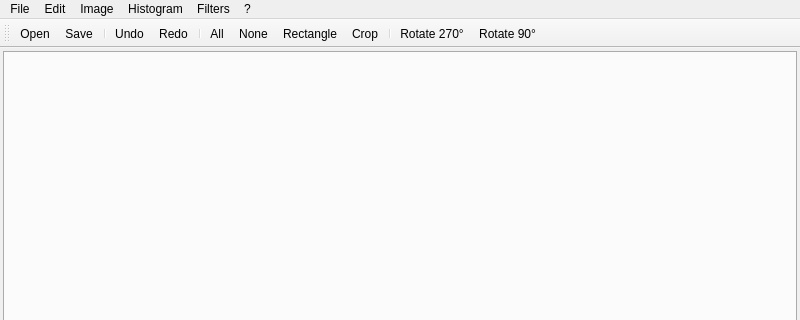
Above: mainwindow.ui from Viish/kfiltre before the change; both pictures show x 0 to 800 and y 0 to 320 of the 800 by 600 pixel window. Below: the same form after it.
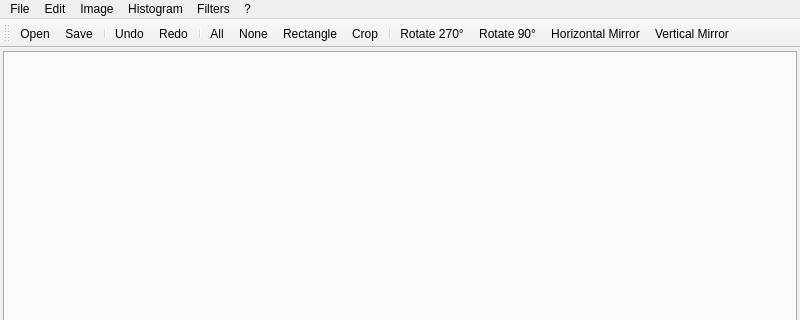
That is the form after the change. Icons and pictures are not drawn.

Commit message: Miroir vertical et horizontal de l'image. Optimisation des calculs pour les filtres.

What changed in the file:
```diff
--- a/mainwindow.ui
+++ b/mainwindow.ui
@@ -192,6 +192,8 @@
    <addaction name="separator"/>
    <addaction name="actionRotate_270"/>
    <addaction name="actionRotate_90"/>
+   <addaction name="actionHorizontal_Mirror"/>
+   <addaction name="actionVertical_Mirror"/>
   </widget>
   <action name="actionOpen">
    <property name="checkable">
@@ -450,6 +452,24 @@
     <string>Rotate 270°</string>
    </property>
   </action>
+  <action name="actionVertical_Mirror">
+   <property name="icon">
+    <iconset>
+     <normaloff>icons/actions/mirror.png</normaloff>icons/actions/mirror.png</iconset>
+   </property>
+   <property name="text">
+    <string>Vertical Mirror</string>
+   </property>
+  </action>
+  <action name="actionHorizontal_Mirror">
+   <property name="icon">
+    <iconset>
+     <normaloff>icons/actions/mirror2.png</normaloff>icons/actions/mirror2.png</iconset>
+   </property>
+   <property name="text">
+    <string>Horizontal Mirror</string>
+   </property>
+  </action>
  </widget>
  <layoutdefault spacing="6" margin="11"/>
  <resources/>
```
Left out of the diff: 36 changed lines with no effect on the pictures. The commit also changes 11 other files.
